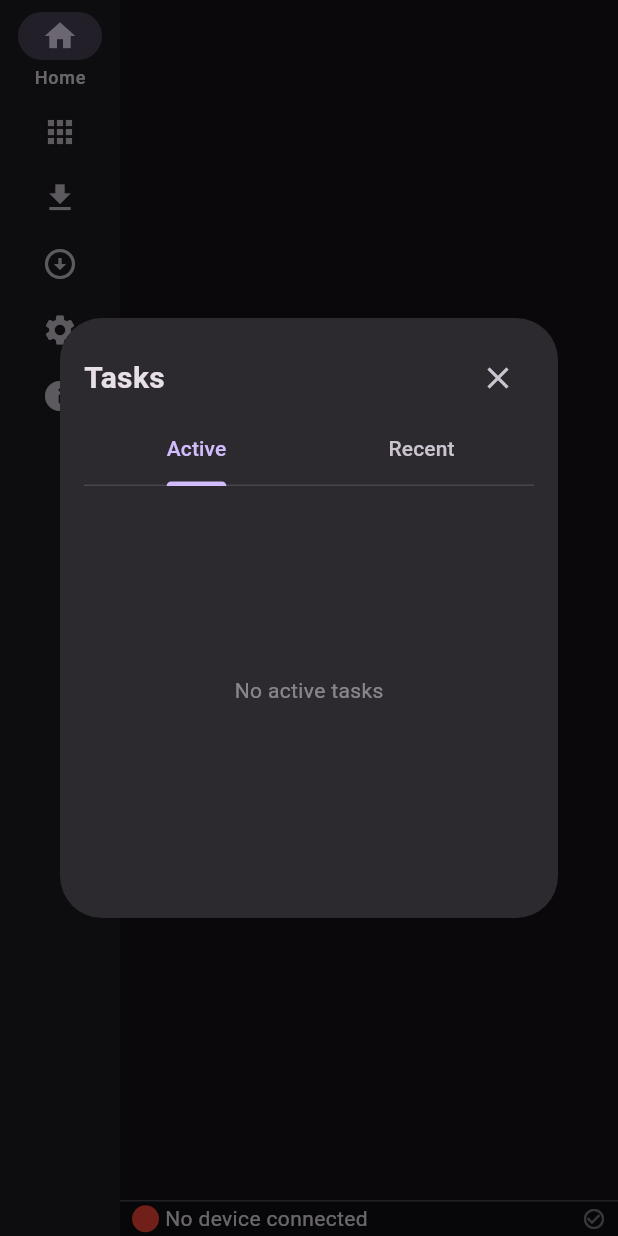
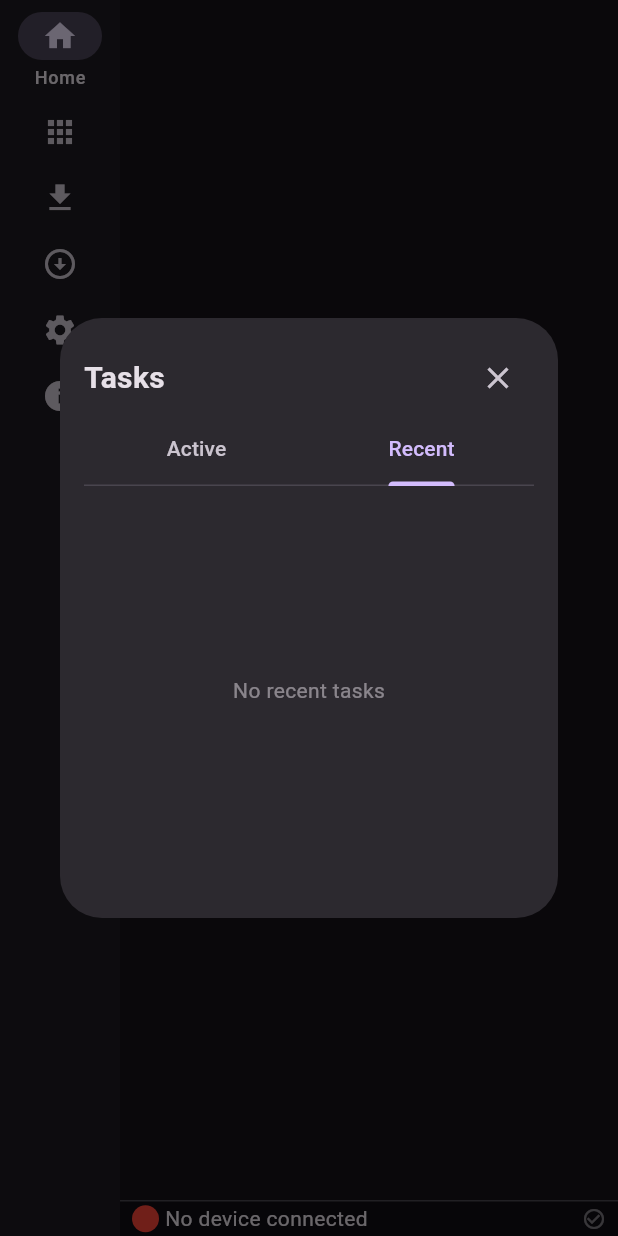
Before and after one commit to skrimix/yaas, a Flutter app: the screen it shows after launch, after a tap on the "check circle outline" icon, on a phone screen of 412 x 824 dp. Run offline on Flutter 3.47's test engine with Material 3 defaults, Android fonts, the phone set to English and light mode, and no system bars; drawn by our look-alikes of toastification; our stand-ins replace file_picker, flutter_svg; missing offline and left inert: desktop_window, proper_filesize, rinf.

Commit message:
Improve tasks list
- Open on Recent tab when there are no active tasks
- Switch to Recent tab when tasks finish
- Show task counts in tabs

```diff
--- a/lib/widgets/status_bar.dart
+++ b/lib/widgets/status_bar.dart
@@ -104,7 +104,9 @@ class StatusBar extends StatelessWidget {
         onTap: () {
           showDialog(
             context: context,
-            builder: (context) => const TaskListDialog(),
+            builder: (context) => TaskListDialog(
+              initialTabIndex: hasActiveTasks ? 0 : 1,
+            ),
           );
         },
         child: Tooltip(
--- a/lib/widgets/task_list_dialog.dart
+++ b/lib/widgets/task_list_dialog.dart
@@ -3,8 +3,47 @@ import 'package:provider/provider.dart';
 import '../messages/all.dart';
 import '../providers/task_state.dart';
 
-class TaskListDialog extends StatelessWidget {
-  const TaskListDialog({super.key});
+class TaskListDialog extends StatefulWidget {
+  final int initialTabIndex;
+
+  const TaskListDialog({
+    super.key,
+    this.initialTabIndex = 0,
+  });
+
+  @override
+  State<TaskListDialog> createState() => _TaskListDialogState();
+}
+
+class _TaskListDialogState extends State<TaskListDialog>
+    with SingleTickerProviderStateMixin {
+  late final TabController _tabController;
+  TaskState? _previousTaskState;
+
+  @override
+  void initState() {
+    super.initState();
+    _tabController = TabController(
+      length: 2,
+      initialIndex: widget.initialTabIndex,
+      vsync: this,
+    );
+  }
+
+  @override
+  void dispose() {
+    _tabController.dispose();
+    super.dispose();
+  }
+
+  void _handleTaskStateChange(TaskState taskState) {
+    if (_previousTaskState != null &&
+        _previousTaskState!.activeTasks.isEmpty &&
+        taskState.activeTasks.isEmpty) {
+      _tabController.animateTo(1); // Switch to recent tab
+    }
+    _previousTaskState = taskState;
+  }
 
   String _getTaskTypeString(TaskType type) {
     switch (type) {
@@ -55,6 +94,40 @@ class TaskListDialog extends StatelessWidget {
       default:
         return Colors.grey;
     }
+  }
+
+  Widget _buildTab(BuildContext context, String label, int count) {
+    return Tab(
+      child: Row(
+        mainAxisSize: MainAxisSize.min,
+        children: [
+          Text(label),
+          if (count > 0) ...[
+            const SizedBox(width: 8),
+            Container(
+              padding: const EdgeInsets.symmetric(
+                horizontal: 6,
+                vertical: 2,
+              ),
+              decoration: BoxDecoration(
+                color: Theme.of(context)
+                    .colorScheme
+                    .primary
+                    .withValues(alpha: 0.1),
+                borderRadius: BorderRadius.circular(12),
+              ),
+              child: Text(
+                count.toString(),
+                style: TextStyle(
+                  fontSize: 12,
+                  color: Theme.of(context).colorScheme.primary,
+                ),
+              ),
+            ),
+          ],
+        ],
+      ),
+    );
   }
 
   Widget _buildTaskItem(BuildContext context, TaskInfo task) {
@@ -169,26 +242,31 @@ class TaskListDialog extends StatelessWidget {
                 ],
               ),
               Expanded(
-                child: DefaultTabController(
-                  length: 2,
-                  child: Column(
+                child: Consumer<TaskState>(
+                  builder: (context, taskState, child) {
+                    _handleTaskStateChange(taskState);
+                    final activeCount = taskState.activeTasks.length;
+                    final recentCount = taskState.recentTasks.length;
+                    return Column(
                       children: [
-                      const TabBar(
+                        TabBar(
+                          controller: _tabController,
                           tabs: [
-                          Tab(text: 'Active'),
-                          Tab(text: 'Recent'),
+                            _buildTab(context, 'Active', activeCount),
+                            _buildTab(context, 'Recent', recentCount),
                           ],
                         ),
                         Expanded(
                           child: TabBarView(
+                            controller: _tabController,
                             children: [
                               _TaskList(
-                              tasksSelector: (state) => state.activeTasks,
+                                tasks: taskState.activeTasks,
                                 emptyMessage: 'No active tasks',
                                 itemBuilder: _buildTaskItem,
                               ),
                               _TaskList(
-                              tasksSelector: (state) => state.recentTasks,
+                                tasks: taskState.recentTasks,
                                 emptyMessage: 'No recent tasks',
                                 itemBuilder: _buildTaskItem,
                               ),
@@ -196,7 +274,8 @@ class TaskListDialog extends StatelessWidget {
                           ),
                         ),
                       ],
-                  ),
+                    );
+                  },
                 ),
               ),
             ],
@@ -208,30 +287,25 @@ class TaskListDialog extends StatelessWidget {
 }
 
 class _TaskList extends StatelessWidget {
-  final List<TaskInfo> Function(TaskState) tasksSelector;
+  final List<TaskInfo> tasks;
   final String emptyMessage;
   final Widget Function(BuildContext, TaskInfo) itemBuilder;
 
   const _TaskList({
-    required this.tasksSelector,
+    required this.tasks,
     required this.emptyMessage,
     required this.itemBuilder,
   });
 
   @override
   Widget build(BuildContext context) {
-    return Consumer<TaskState>(
-      builder: (context, taskState, child) {
-        final tasks = tasksSelector(taskState);
     if (tasks.isEmpty) {
       return Center(
         child: Text(
           emptyMessage,
           style: TextStyle(
-                color: Theme.of(context)
-                    .colorScheme
-                    .onSurface
-                    .withValues(alpha: 0.5),
+            color:
+                Theme.of(context).colorScheme.onSurface.withValues(alpha: 0.5),
           ),
         ),
       );
@@ -240,7 +314,5 @@ class _TaskList extends StatelessWidget {
       itemCount: tasks.length,
       itemBuilder: (context, index) => itemBuilder(context, tasks[index]),
     );
-      },
-    );
   }
 }
```
Lines whose indentation alone changed are shown as unchanged.
